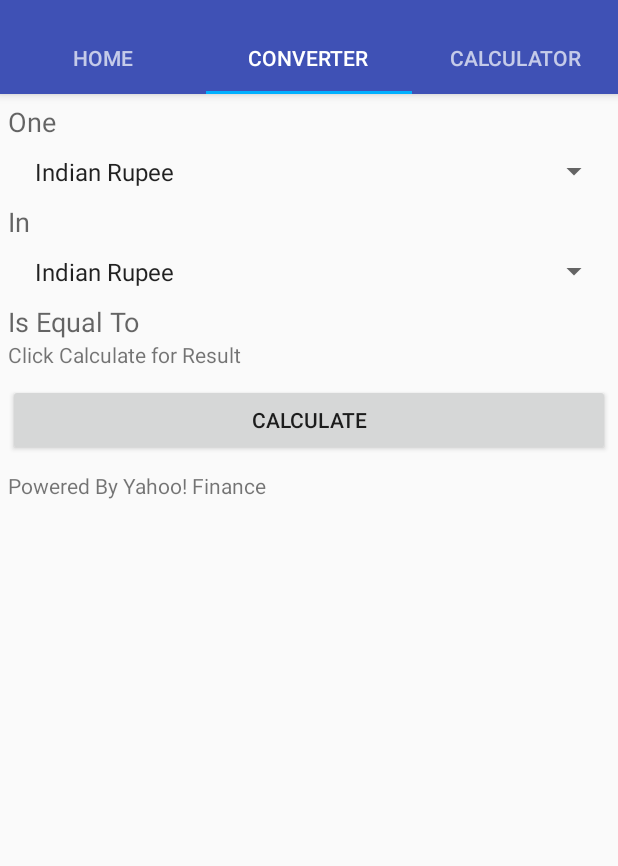
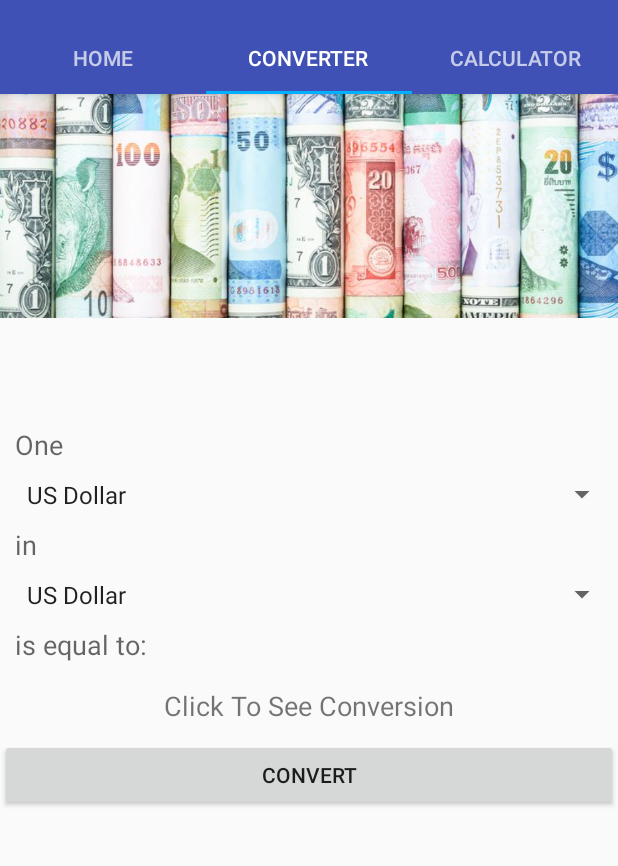
Before and after one commit to bigTimeBrad/TipGuide, an Android app: the screen it shows after launch (MainActivity), tab 2 chosen, on a phone screen of 412 x 824 dp, the part 62-928 px from its top. Run offline under Robolectric (Android 15) with nearby library versions, the phone set to English and light mode, and no system bars.

Commit message:
Converter now working with API

```diff
--- a/app/src/main/res/layout/item_converter.xml
+++ b/app/src/main/res/layout/item_converter.xml
@@ -4,60 +4,65 @@
     android:layout_width="match_parent"
     android:layout_height="wrap_content"
     android:orientation="vertical"
-    android:paddingTop="110dp"
-    android:paddingStart="5dp"
-    android:paddingEnd="5dp"
     tools:context=".ConverterFragment">
+
+    <ImageView
+        android:id="@+id/currency_converter_pic"
+        android:layout_width="wrap_content"
+        android:layout_height="wrap_content"
+        android:contentDescription="Currency conversion picture"
+        android:src="@drawable/currency" />
+
     <TextView
         android:id="@+id/textView1"
         android:layout_width="match_parent"
         android:layout_height="wrap_content"
         android:text="@string/one"
+        android:paddingStart="@dimen/converter_padding_dimens"
         android:textAppearance="?android:attr/textAppearanceMedium" />
 
     <Spinner
         android:id="@+id/spinner1"
         android:layout_width="match_parent"
         android:layout_height="wrap_content"
-        android:padding="10dp" />
+        android:padding="@dimen/converter_padding_dimens" />
 
     <TextView
         android:id="@+id/textView2"
         android:layout_width="wrap_content"
         android:layout_height="wrap_content"
         android:text="@string/in"
+        android:paddingStart="@dimen/converter_padding_dimens"
         android:textAppearance="?android:attr/textAppearanceMedium" />
 
     <Spinner
         android:id="@+id/spinner2"
         android:layout_width="match_parent"
         android:layout_height="wrap_content"
-        android:padding="10dp" />
+        android:padding="@dimen/converter_padding_dimens" />
 
     <TextView
         android:id="@+id/textView3"
         android:layout_width="wrap_content"
         android:layout_height="wrap_content"
         android:text="@string/equal"
+        android:paddingStart="@dimen/converter_padding_dimens"
         android:textAppearance="?android:attr/textAppearanceMedium" />
 
     <TextView
         android:id="@+id/textView4"
         android:layout_width="wrap_content"
         android:layout_height="wrap_content"
+        android:layout_marginTop="@dimen/md_keylines"
+        android:layout_gravity="center"
+        android:textSize="18sp"
         android:text="@string/result" />
 
     <Button
         android:id="@+id/button1"
         android:layout_width="fill_parent"
         android:layout_height="wrap_content"
-        android:layout_marginTop="10dp"
+        android:layout_marginTop="@dimen/converter_padding_dimens"
         android:text="@string/calculate" />
 
-    <TextView
-        android:id="@+id/tv1"
-        android:layout_width="fill_parent"
-        android:layout_height="wrap_content"
-        android:layout_marginTop="10dp"
-        android:text="@string/powered" />
 </LinearLayout>
--- a/app/src/main/res/values/dimen.xml
+++ b/app/src/main/res/values/dimen.xml
@@ -18,4 +18,6 @@
     <dimen name="card_image_height">200dp</dimen>
     <dimen name="list_body">14sp</dimen>
     <dimen name="navheader_height">222dp</dimen>
+    <dimen name="converter_padding_dimens">10dp</dimen>
+    <dimen name="padding_start_dimens">18dp</dimen>
 </resources>
--- a/app/src/main/res/values/strings.xml
+++ b/app/src/main/res/values/strings.xml
@@ -10,29 +10,31 @@
     <string name="tip_per_person">Tip Amount Per Person</string>
     <string name="calculate_tip">Calculate Tip</string>
 
-
     <string name="one">One</string>
-    <string name="in">In</string>
-    <string name="equal">Is Equal To</string>
-    <string name="result">Click Calculate for Result</string>
-    <string name="calculate">Calculate</string>
-    <string name="powered">Powered By Yahoo! Finance</string>
+    <string name="in">in</string>
+    <string name="equal">is equal to:</string>
+    <string name="result">Click To See Conversion</string>
+    <string name="calculate">CONVERT</string>
     <string-array name="name">
-        <item >Indian Rupee</item>
         <item >US Dollar</item>
         <item >European Union Euro</item>
         <item >Canadian Dollar</item>
         <item >Australian Dollar</item>
         <item >Singapore Dollar</item>
+        <item >Indian Rupee</item>
+        <item >Israeli Shekel</item>
+        <item >Brazilian Real</item>
+
     </string-array>
     <string-array name="value">
-        <item >INR</item>
         <item >USD</item>
         <item >EUR</item>
         <item >CAD</item>
         <item >AUD</item>
         <item >SGD</item>
+        <item >INR</item>
+        <item >ILS</item>
+        <item >BRL</item>
+
     </string-array>
-
-
 </resources>
```
Also changed, not shown: app/build.gradle (+8 -5 lines), app/src/main/java/com/example/tipguide/ConverterFragment.java (+31 -67 lines), app/src/main/java/com/example/tipguide/datamodels/CurrencyConverterAPIModel.java (added, +41 -0 lines), app/src/main/java/com/example/tipguide/models/CurrencyConversion.java (added, +42 -0 lines), app/src/main/java/com/example/tipguide/viewmodels/CurrencyConverterViewModel.java (added, +34 -0 lines), app/src/main/res/drawable/currency.jpg (added).
